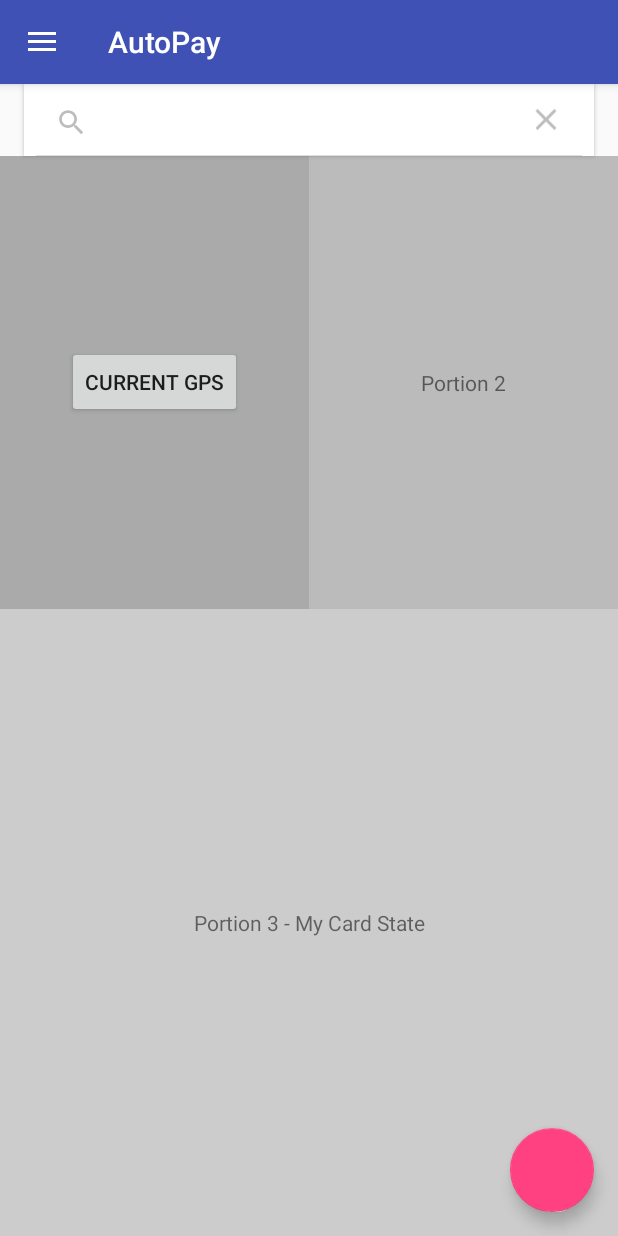
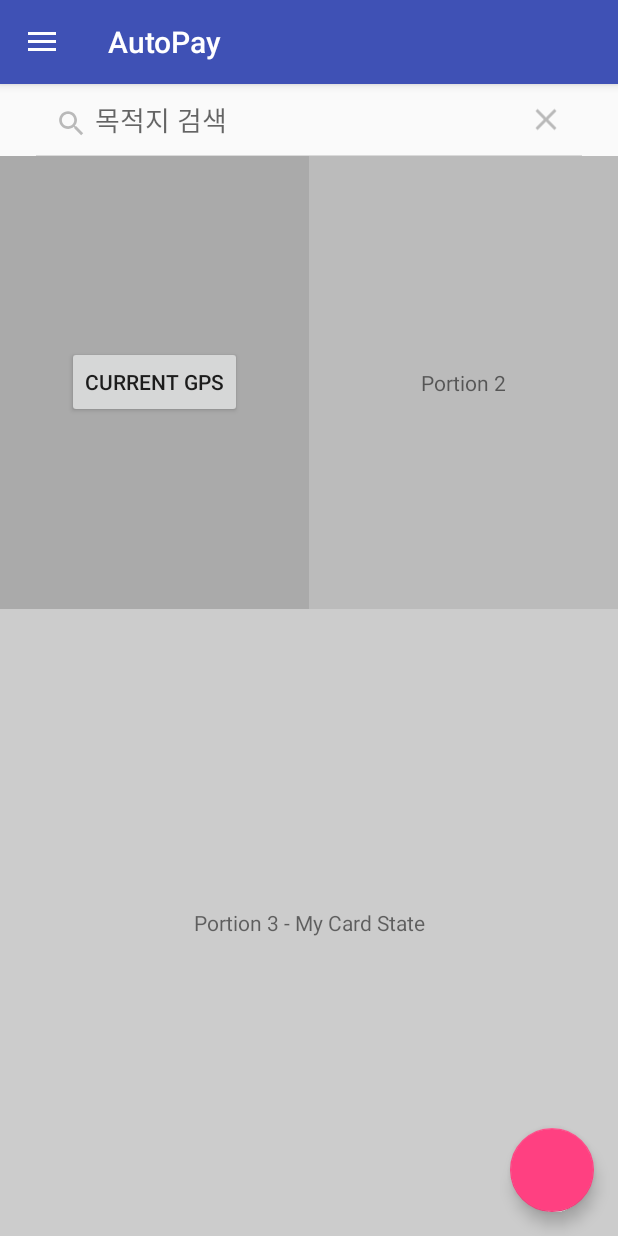
Before and after one commit to CheongWoonHyoung/180127_AutoPay, an Android app: the screen it shows after launch (MainActivity), after a tap on "Search", on a phone screen of 412 x 824 dp. Run offline under Robolectric (Android 15) with nearby library versions, the phone set to English and light mode, and no system bars; libraries missing offline, so code that uses them is left out: com.kakao.auth, com.kakao.network, com.kakao.usermgmt, com.kakao.util; 1 statement that could not run was skipped.

Commit message:
search view error resolved

```diff
--- a/app/src/main/java/com/example/sarpa/autopay/MainActivity.java
+++ b/app/src/main/java/com/example/sarpa/autopay/MainActivity.java
@@ -11,7 +11,8 @@ import android.support.design.widget.FloatingActionButton;
 import android.support.design.widget.Snackbar;
 import android.support.v4.app.ActivityCompat;
 import android.support.v4.content.ContextCompat;
-import android.support.v7.widget.SearchView;
+//import android.support.v7.widget.SearchView;
+import android.widget.SearchView;
 import android.util.Base64;
 import android.util.Log;
 import android.view.View;
@@ -58,7 +59,7 @@ public class MainActivity extends AppCompatActivity
         super.onCreate(savedInstanceState);
         setContentView(R.layout.activity_main);
 
-        searchView=(SearchView) findViewById(R.id.searchView);
+        searchView=(SearchView)findViewById(R.id.searchView);
         searchView.setQueryHint("목적지 검색");
         searchView.setOnQueryTextListener(new SearchView.OnQueryTextListener() {
 
--- a/app/src/main/res/layout/content_main.xml
+++ b/app/src/main/res/layout/content_main.xml
@@ -11,6 +11,7 @@
     <LinearLayout
         android:orientation="vertical"
         android:layout_width="match_parent"
+        android:background="#00ffffff"
         android:layout_height="match_parent">
         <SearchView
             android:layout_marginLeft="16dp"
@@ -18,7 +19,7 @@
             android:id="@+id/searchView"
             android:layout_width="match_parent"
             android:elevation="2dp"
-            android:background="#fff"
+            android:background="#00ffffff"
             android:layout_height="wrap_content">
         </SearchView>
         <LinearLayout
```
